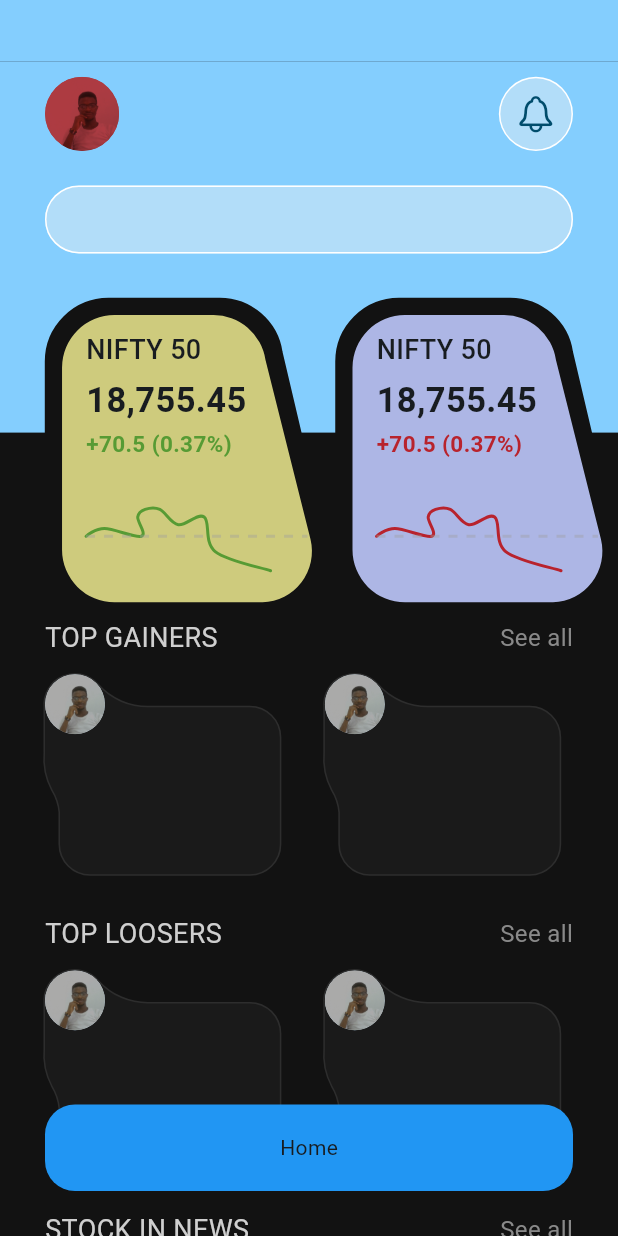
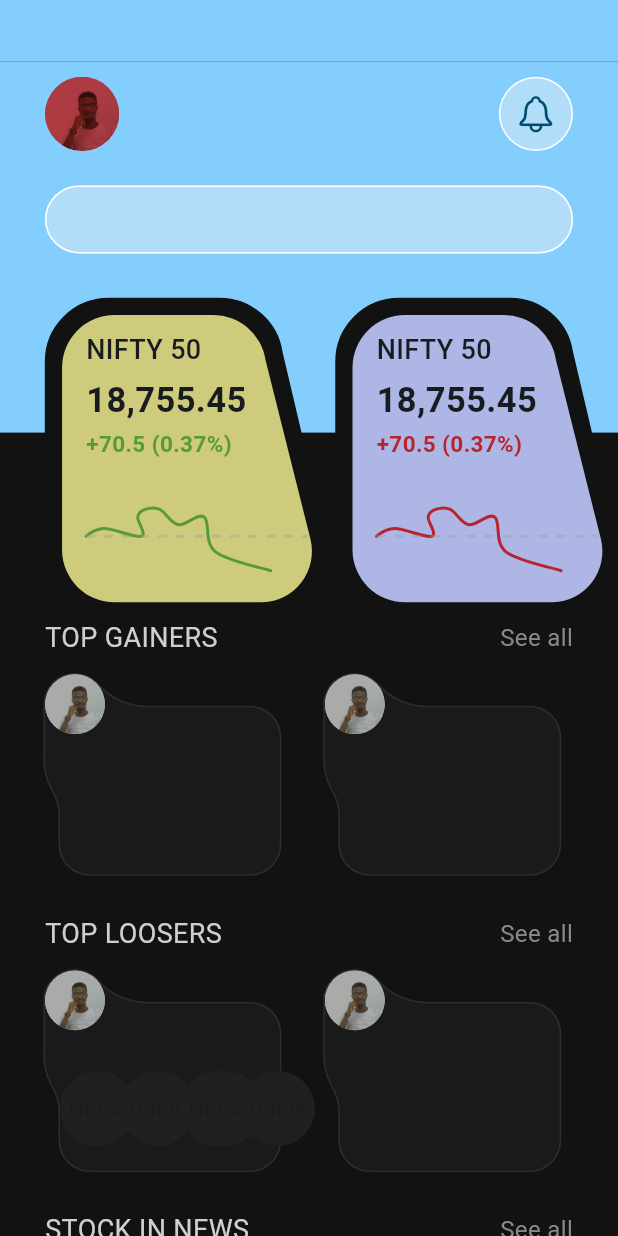
Before and after one commit to kenresoft/stockup_app, a Flutter app: the screen it shows after launch, on a phone screen of 412 x 824 dp. Run offline on Flutter 3.47's test engine with Material 3 defaults, Android fonts, the phone set to English and light mode, and no system bars; drawn by our look-alikes of fl_chart; missing offline and left inert: fontresoft.

Commit message:
Update directory

```diff
--- a/lib/ui/home.dart
+++ b/lib/ui/home.dart
@@ -220,14 +220,65 @@ class _HomeState extends State<Home> {
           /// Bottom Nav
           Positioned(
             bottom: 30,
-            height: height * .07,
-            width: width,
+            width: 300,
             child: Container(
-              margin: const EdgeInsets.symmetric(horizontal: 30),
-              decoration: BoxDecoration(color: Colors.blue, borderRadius: BorderRadius.circular(20)),
-              child: const Center(child: Text('Home')),
+              height: 100,
+              child: Stack(
+                alignment: Alignment.center,
+                children: [
+                  Positioned(
+                    bottom: 30,
+                    height: 50,
+                    width: 50,
+                    child: Container(
+                      decoration: BoxDecoration(color: const Color(0xff202020), borderRadius: BorderRadius.circular(35)),
+                      child: const Center(child: Text('Home')),
+                    ),
+                  ),
+                  Positioned(
+                    bottom: 30,
+                    height: 50,
+                    width: 50,
+                    left: 40,
+                    child: Container(
+                      decoration: BoxDecoration(color: const Color(0xff202020), borderRadius: BorderRadius.circular(35)),
+                      child: const Center(child: Text('Home')),
+                    ),
+                  ),
+                  Positioned(
+                    bottom: 30,
+                    height: 50,
+                    width: 50,
+                    left: 80,
+                    child: Container(
+                      decoration: BoxDecoration(color: const Color(0xff202020), borderRadius: BorderRadius.circular(35)),
+                      child: const Center(child: Text('Home')),
+                    ),
+                  ),
+                  Positioned(
+                    bottom: 30,
+                    height: 50,
+                    width: 50,
+                    left: 120,
+                    child: Container(
+                      decoration: BoxDecoration(color: const Color(0xff202020), borderRadius: BorderRadius.circular(35)),
+                      child: const Center(child: Text('Home')),
+                    ),
+                  ),
+                  Positioned(
+                    bottom: 30,
+                    height: 50,
+                    width: 50,
+                    left: 160,
+                    child: Container(
+                      decoration: BoxDecoration(color: const Color(0xff202020), borderRadius: BorderRadius.circular(35)),
+                      child: const Center(child: Text('Home')),
+                    ),
+                  ),
+                ],
+              ),
             ),
-          )
+          ),
         ],
       ),
     );
```
